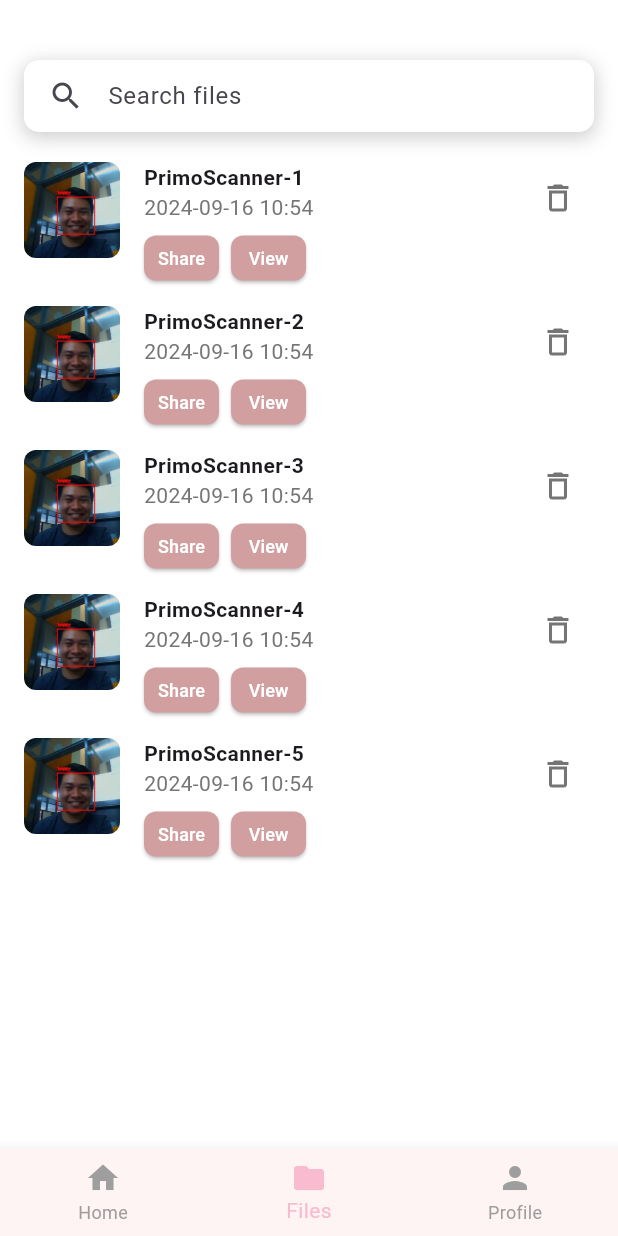
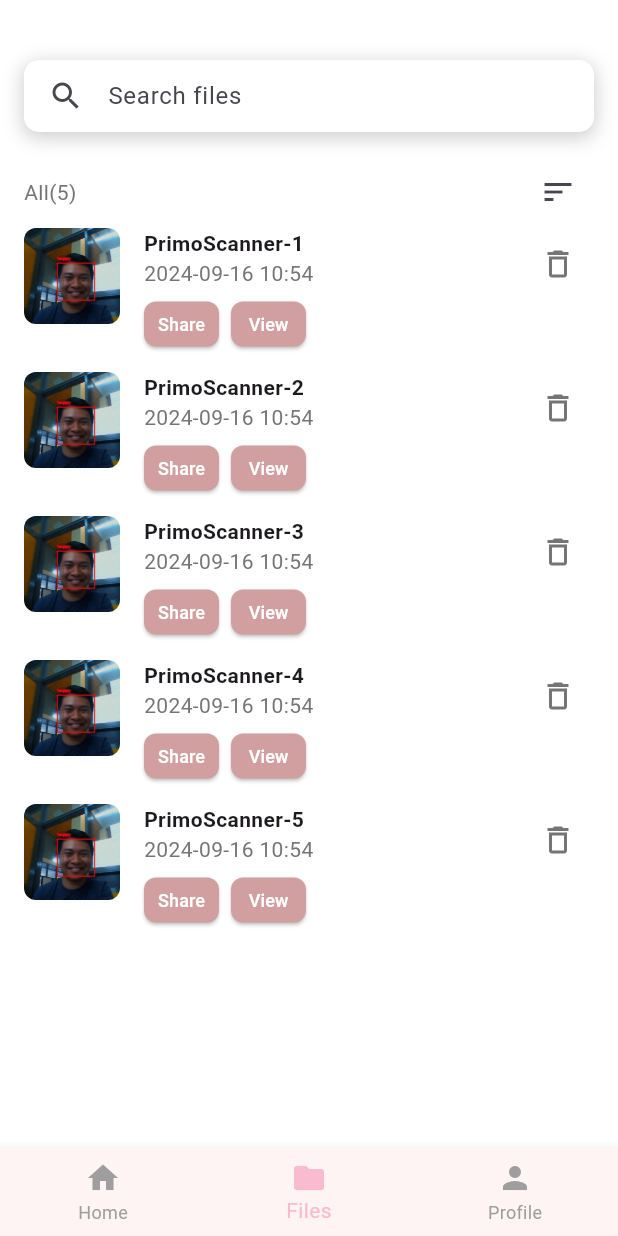
Before and after one commit to Fadhlurhmn/exprimo, a Flutter app: the Navigation_menu screen opened directly, item 2 of the bottom bar chosen, on a phone screen of 412 x 824 dp. Run offline on Flutter 3.47's test engine with Material 3 defaults, Android fonts, the phone set to English and light mode, and no system bars; our stand-ins replace google_fonts.

Commit message:
add icon sorting in file page

```diff
--- a/lib/files/file_screen.dart
+++ b/lib/files/file_screen.dart
@@ -167,7 +167,17 @@ class _FilesPageState extends State<FilesPage> {
                 ),
               ),
             ),
-            SizedBox(height: 20),
+            SizedBox(height: 16),
+            Row(
+              mainAxisAlignment: MainAxisAlignment.spaceBetween,
+              children: <Widget>[
+                Text(
+                  'All(${_filteredFiles.length})',
+                  style: TextStyle(fontSize: 14, color: Colors.grey[600]),
+                ),
+                IconButton(onPressed: () {}, icon: Icon(Icons.sort)),
+              ],
+            ),
 
             // Daftar hasil pencarian widget file
             ListView.builder(
```
